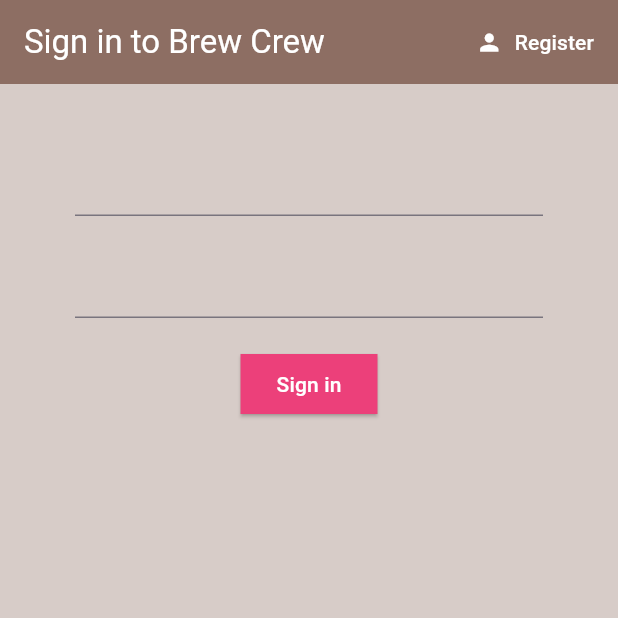
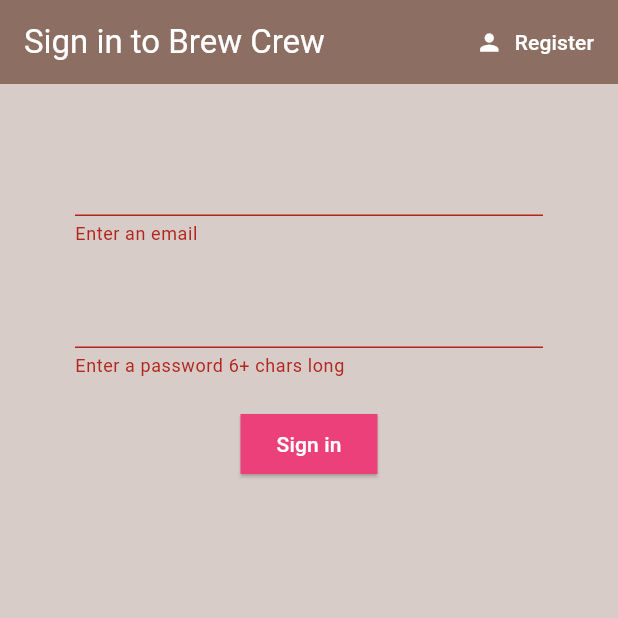
Before and after one commit to yafizh/learning-flutter-firebase, a Flutter app: the screen it shows after launch, after a tap on "Sign in", on a phone screen of 412 x 824 dp, the top half of it. Run offline on Flutter 3.47's test engine with Material 3 defaults, Android fonts, the phone set to English and light mode, and no system bars; our stand-ins replace firebase_auth, firebase_core; accounts and stored records are empty.

Commit message:
sign in with email & password

```diff
--- a/lib/screens/authenticate/sign_in.dart
+++ b/lib/screens/authenticate/sign_in.dart
@@ -14,17 +14,21 @@ class SignIn extends StatefulWidget {
 class _SignInState extends State<SignIn> {
   final AuthService _auth = AuthService();
 
+  final _formKey = GlobalKey<FormState>();
+
   String email = '';
   String password = '';
+  String error = '';
 
   @override
   Widget build(BuildContext context) {
     return Scaffold(
+      resizeToAvoidBottomInset: false,
       backgroundColor: Colors.brown[100],
       appBar: AppBar(
         backgroundColor: Colors.brown[400],
         elevation: 0.0,
-        title: Text(
+        title: const Text(
           'Sign in to Brew Crew',
           style: TextStyle(color: Colors.white),
         ),
@@ -33,11 +37,11 @@ class _SignInState extends State<SignIn> {
             onPressed: () {
               widget.toggleView();
             },
-            icon: Icon(
+            icon: const Icon(
               Icons.person,
               color: Colors.white,
             ),
-            label: Text(
+            label: const Text(
               'Register',
               style: TextStyle(color: Colors.white),
             ),
@@ -45,20 +49,26 @@ class _SignInState extends State<SignIn> {
         ],
       ),
       body: Container(
-        padding: EdgeInsets.symmetric(vertical: 20.0, horizontal: 50.0),
+        padding: const EdgeInsets.symmetric(vertical: 20.0, horizontal: 50.0),
         child: Form(
+          key: _formKey,
           child: Column(
             children: [
-              SizedBox(height: 20.0),
+              const SizedBox(height: 20.0),
               TextFormField(
+                validator: (val) =>
+                    (val == null || val.isEmpty) ? 'Enter an email' : null,
                 onChanged: (val) {
                   setState(() {
                     email = val;
                   });
                 },
               ),
-              SizedBox(height: 20.0),
+              const SizedBox(height: 20.0),
               TextFormField(
+                validator: (val) => (val == null || val.length < 6)
+                    ? 'Enter a password 6+ chars long'
+                    : null,
                 obscureText: true,
                 onChanged: (val) {
                   setState(() {
@@ -66,7 +76,7 @@ class _SignInState extends State<SignIn> {
                   });
                 },
               ),
-              SizedBox(height: 20.0),
+              const SizedBox(height: 20.0),
               ElevatedButton(
                 style: ElevatedButton.styleFrom(
                   backgroundColor: Colors.pink[400],
@@ -76,13 +86,26 @@ class _SignInState extends State<SignIn> {
                   ),
                 ),
                 onPressed: () async {
-                  print(email);
-                  print(password);
+                  if (_formKey.currentState!.validate()) {
+                    dynamic result =
+                        await _auth.signInWithEmailAndPassword(email, password);
+
+                    if (result == null) {
+                      setState(() {
+                        error = 'could not sign in with those credentials';
+                      });
+                    }
+                  }
                 },
-                child: Text(
+                child: const Text(
                   "Sign in",
                   style: TextStyle(color: Colors.white),
                 ),
+              ),
+              const SizedBox(height: 12.0),
+              Text(
+                error,
+                style: const TextStyle(color: Colors.red, fontSize: 14.0),
               )
             ],
           ),
```
Also changed, not shown: lib/screens/authenticate/register.dart (+5 -5 lines), lib/services/auth.dart (+13 -0 lines).
